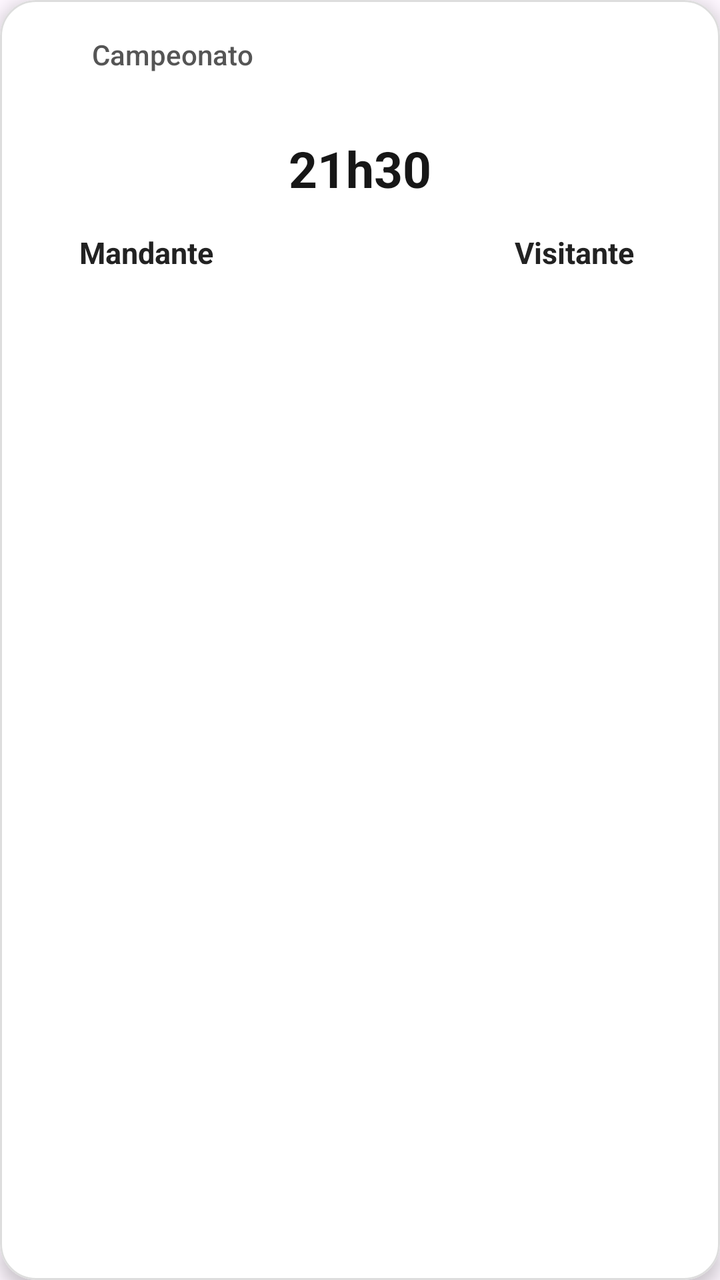
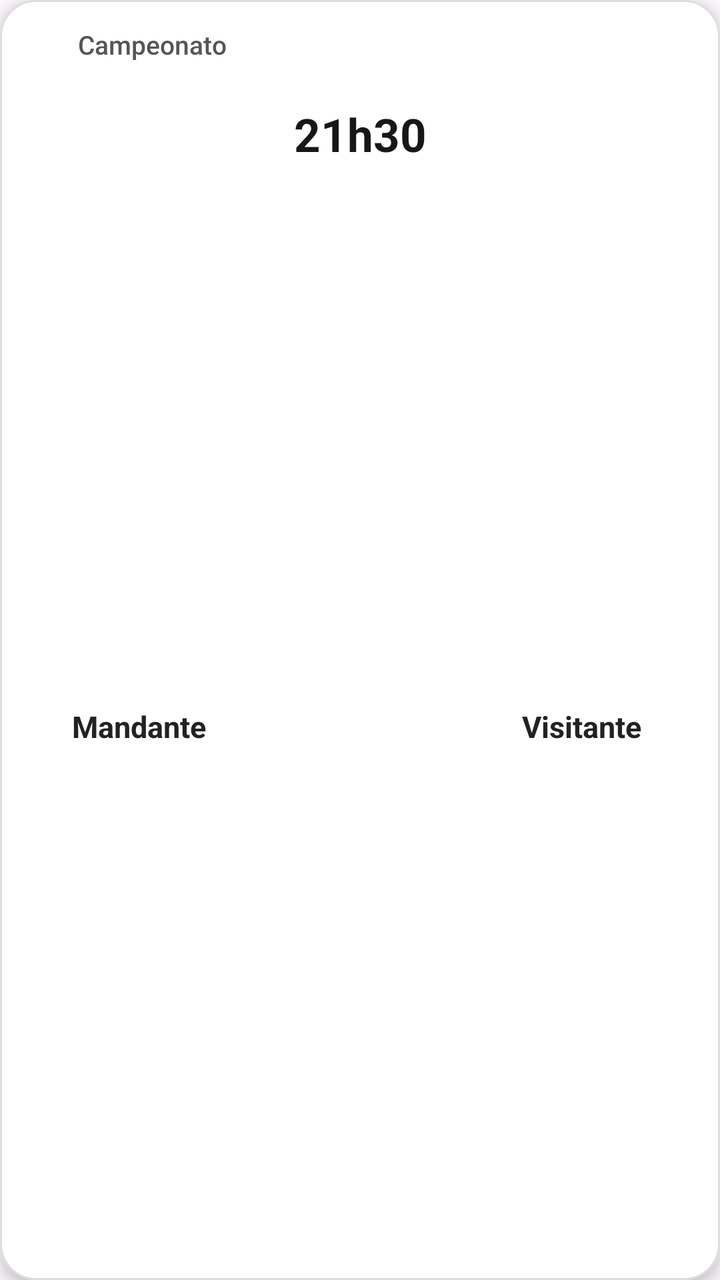

The first picture is an Android layout as it rendered before a commit; the second is the same layout after the commit. The layout source and the unified diff follow.
<!-- AndroidManifest.xml: application theme Theme.Material3.DayNight.NoActionBar -->
<!-- res/layout/item_game_tv.xml -->
<?xml version="1.0" encoding="utf-8"?>
<com.google.android.material.card.MaterialCardView
    xmlns:android="http://schemas.android.com/apk/res/android"
    xmlns:app="http://schemas.android.com/apk/res-auto"
    android:layout_width="match_parent"
    android:layout_height="190dp"
    android:layout_margin="0dp"
    android:focusable="true"
    android:focusableInTouchMode="true"
    android:clickable="true"
    android:backgroundTint="@android:color/white"
    app:cardCornerRadius="18dp"
    app:cardElevation="5dp"
    app:strokeColor="#DDDDDD"
    app:strokeWidth="1dp">


    <androidx.constraintlayout.widget.ConstraintLayout
        android:layout_width="match_parent"
        android:layout_height="match_parent"
        android:padding="16dp">

        <ImageView
            android:id="@+id/imgChamp"
            android:layout_width="22dp"
            android:layout_height="22dp"
            android:scaleType="fitCenter"
            app:layout_constraintStart_toStartOf="parent"
            app:layout_constraintTop_toTopOf="parent"/>

        <TextView
            android:id="@+id/tvChamp"
            android:layout_width="0dp"
            android:layout_height="wrap_content"
            android:layout_marginStart="8dp"
            android:text="Campeonato"
            android:textColor="#555555"
            android:textSize="14sp"
            android:fontFamily="sans-serif-medium"
            android:maxLines="1"
            android:ellipsize="end"
            app:layout_constraintStart_toEndOf="@id/imgChamp"
            app:layout_constraintEnd_toEndOf="parent"
            app:layout_constraintTop_toTopOf="@id/imgChamp"
            app:layout_constraintBottom_toBottomOf="@id/imgChamp"/>

        <ImageView
            android:id="@+id/imgHome"
            android:layout_width="48dp"
            android:layout_height="48dp"
            android:layout_marginTop="22dp"
            android:scaleType="fitCenter"
            app:layout_constraintTop_toBottomOf="@id/imgChamp"
            app:layout_constraintStart_toStartOf="parent"
            app:layout_constraintEnd_toStartOf="@id/tvTime"/>

        <TextView
            android:id="@+id/tvHomeName"
            android:layout_width="0dp"
            android:layout_height="wrap_content"
            android:layout_marginTop="8dp"
            android:text="Mandante"
            android:textColor="#222222"
            android:textSize="15sp"
            android:textStyle="bold"
            android:gravity="center"
            android:maxLines="2"
            android:ellipsize="end"
            app:layout_constraintTop_toBottomOf="@id/imgHome"
            app:layout_constraintStart_toStartOf="parent"
            app:layout_constraintEnd_toStartOf="@id/tvTime"
            app:layout_constraintWidth_percent="0.38"/>

        <TextView
            android:id="@+id/tvTime"
            android:layout_width="100dp"
            android:layout_height="wrap_content"
            android:text="21h30"
            android:textSize="25sp"
            android:textStyle="bold"
            android:textColor="#171717"
            android:gravity="center"
            app:layout_constraintTop_toTopOf="@id/imgHome"
            app:layout_constraintBottom_toBottomOf="@id/imgHome"
            app:layout_constraintStart_toEndOf="@id/imgHome"
            app:layout_constraintEnd_toStartOf="@id/imgAway"/>

        <TextView
            android:id="@+id/gameStatus"
            android:layout_width="wrap_content"
            android:layout_height="wrap_content"
            android:text="AO VIVO"
            android:textSize="12sp"
            android:textStyle="bold"
            android:textColor="#E53935"
            android:visibility="gone"
            app:layout_constraintTop_toBottomOf="@id/tvTime"
            app:layout_constraintStart_toStartOf="@id/tvTime"
            app:layout_constraintEnd_toEndOf="@id/tvTime"/>

        <ImageView
            android:id="@+id/imgAway"
            android:layout_width="48dp"
            android:layout_height="48dp"
            android:layout_marginStart="0dp"
            android:scaleType="fitCenter"
            app:layout_constraintTop_toTopOf="@id/imgHome"
            app:layout_constraintStart_toEndOf="@id/tvTime"
            app:layout_constraintEnd_toEndOf="parent"/>

        <TextView
            android:id="@+id/tvAwayName"
            android:layout_width="0dp"
            android:layout_height="wrap_content"
            android:layout_marginTop="8dp"
            android:text="Visitante"
            android:textColor="#222222"
            android:textSize="15sp"
            android:textStyle="bold"
            android:gravity="center"
            android:maxLines="2"
            android:ellipsize="end"
            app:layout_constraintTop_toBottomOf="@id/imgAway"
            app:layout_constraintStart_toEndOf="@id/tvTime"
            app:layout_constraintEnd_toEndOf="parent"/>

        <com.google.android.flexbox.FlexboxLayout
            android:id="@+id/btnContainer"
            android:layout_width="0dp"
            android:layout_height="wrap_content"
            android:visibility="gone"
            app:flexDirection="row"
            app:flexWrap="wrap"
            app:justifyContent="flex_start"
            app:alignItems="center"
            app:layout_constraintTop_toBottomOf="@id/gameStatus"
            app:layout_constraintStart_toStartOf="parent"
            app:layout_constraintEnd_toEndOf="parent"/>

    </androidx.constraintlayout.widget.ConstraintLayout>

</com.google.android.material.card.MaterialCardView>
<!-- resources referenced by this layout -->
<resources>

</resources>

<!-- the commit's change to res/layout/item_game_tv.xml (unified diff, before → after) -->
@@ -3,27 +3,29 @@
     xmlns:android="http://schemas.android.com/apk/res/android"
     xmlns:app="http://schemas.android.com/apk/res-auto"
     android:layout_width="match_parent"
-    android:layout_height="190dp"
+    android:layout_height="160dp"
     android:layout_margin="0dp"
     android:focusable="true"
     android:focusableInTouchMode="true"
     android:clickable="true"
-    android:backgroundTint="@android:color/white"
+    android:backgroundTint="#FFFFFF"
     app:cardCornerRadius="18dp"
-    app:cardElevation="5dp"
+    app:cardElevation="4dp"
     app:strokeColor="#DDDDDD"
     app:strokeWidth="1dp">
-
 
     <androidx.constraintlayout.widget.ConstraintLayout
         android:layout_width="match_parent"
         android:layout_height="match_parent"
-        android:padding="16dp">
+        android:paddingStart="12dp"
+        android:paddingEnd="12dp"
+        android:paddingTop="12dp"
+        android:paddingBottom="8dp">
 
         <ImageView
             android:id="@+id/imgChamp"
-            android:layout_width="22dp"
-            android:layout_height="22dp"
+            android:layout_width="20dp"
+            android:layout_height="20dp"
             android:scaleType="fitCenter"
             app:layout_constraintStart_toStartOf="parent"
             app:layout_constraintTop_toTopOf="parent"/>
@@ -32,10 +34,10 @@
             android:id="@+id/tvChamp"
             android:layout_width="0dp"
             android:layout_height="wrap_content"
-            android:layout_marginStart="8dp"
+            android:layout_marginStart="7dp"
             android:text="Campeonato"
             android:textColor="#555555"
-            android:textSize="14sp"
+            android:textSize="13sp"
             android:fontFamily="sans-serif-medium"
             android:maxLines="1"
             android:ellipsize="end"
@@ -46,9 +48,9 @@
 
         <ImageView
             android:id="@+id/imgHome"
-            android:layout_width="48dp"
-            android:layout_height="48dp"
-            android:layout_marginTop="22dp"
+            android:layout_width="44dp"
+            android:layout_height="44dp"
+            android:layout_marginTop="13dp"
             android:scaleType="fitCenter"
             app:layout_constraintTop_toBottomOf="@id/imgChamp"
             app:layout_constraintStart_toStartOf="parent"
@@ -58,39 +60,46 @@
             android:id="@+id/tvHomeName"
             android:layout_width="0dp"
             android:layout_height="wrap_content"
-            android:layout_marginTop="8dp"
+            android:layout_marginTop="5dp"
             android:text="Mandante"
             android:textColor="#222222"
             android:textSize="15sp"
             android:textStyle="bold"
             android:gravity="center"
-            android:maxLines="2"
+            android:maxLines="1"
             android:ellipsize="end"
+            android:autoSizeTextType="uniform"
+            android:autoSizeMinTextSize="10sp"
+            android:autoSizeMaxTextSize="15sp"
+            android:autoSizeStepGranularity="1sp"
             app:layout_constraintTop_toBottomOf="@id/imgHome"
             app:layout_constraintStart_toStartOf="parent"
             app:layout_constraintEnd_toStartOf="@id/tvTime"
-            app:layout_constraintWidth_percent="0.38"/>
+            app:layout_constraintBottom_toBottomOf="parent"
+            app:layout_constraintBottom_margin="8dp"
+            app:layout_constraintWidth_percent="0.40"/>
 
         <TextView
             android:id="@+id/tvTime"
-            android:layout_width="100dp"
+            android:layout_width="0dp"
             android:layout_height="wrap_content"
             android:text="21h30"
-            android:textSize="25sp"
+            android:textSize="23sp"
             android:textStyle="bold"
             android:textColor="#171717"
             android:gravity="center"
             app:layout_constraintTop_toTopOf="@id/imgHome"
             app:layout_constraintBottom_toBottomOf="@id/imgHome"
             app:layout_constraintStart_toEndOf="@id/imgHome"
-            app:layout_constraintEnd_toStartOf="@id/imgAway"/>
+            app:layout_constraintEnd_toStartOf="@id/imgAway"
+            app:layout_constraintWidth_percent="0.32"/>
 
         <TextView
             android:id="@+id/gameStatus"
             android:layout_width="wrap_content"
             android:layout_height="wrap_content"
             android:text="AO VIVO"
-            android:textSize="12sp"
+            android:textSize="11sp"
             android:textStyle="bold"
             android:textColor="#E53935"
             android:visibility="gone"
@@ -100,9 +109,8 @@
 
         <ImageView
             android:id="@+id/imgAway"
-            android:layout_width="48dp"
-            android:layout_height="48dp"
-            android:layout_marginStart="0dp"
+            android:layout_width="44dp"
+            android:layout_height="44dp"
             android:scaleType="fitCenter"
             app:layout_constraintTop_toTopOf="@id/imgHome"
             app:layout_constraintStart_toEndOf="@id/tvTime"
@@ -112,17 +120,23 @@
             android:id="@+id/tvAwayName"
             android:layout_width="0dp"
             android:layout_height="wrap_content"
-            android:layout_marginTop="8dp"
+            android:layout_marginTop="5dp"
             android:text="Visitante"
             android:textColor="#222222"
             android:textSize="15sp"
             android:textStyle="bold"
             android:gravity="center"
-            android:maxLines="2"
+            android:maxLines="1"
             android:ellipsize="end"
+            android:autoSizeTextType="uniform"
+            android:autoSizeMinTextSize="10sp"
+            android:autoSizeMaxTextSize="15sp"
+            android:autoSizeStepGranularity="1sp"
             app:layout_constraintTop_toBottomOf="@id/imgAway"
             app:layout_constraintStart_toEndOf="@id/tvTime"
-            app:layout_constraintEnd_toEndOf="parent"/>
+            app:layout_constraintEnd_toEndOf="parent"
+            app:layout_constraintBottom_toBottomOf="parent"
+            app:layout_constraintBottom_margin="8dp"/>
 
         <com.google.android.flexbox.FlexboxLayout
             android:id="@+id/btnContainer"
@@ -135,7 +149,8 @@
             app:alignItems="center"
             app:layout_constraintTop_toBottomOf="@id/gameStatus"
             app:layout_constraintStart_toStartOf="parent"
-            app:layout_constraintEnd_toEndOf="parent"/>
+            app:layout_constraintEnd_toEndOf="parent"
+            app:layout_constraintBottom_toBottomOf="parent"/>
 
     </androidx.constraintlayout.widget.ConstraintLayout>
 
